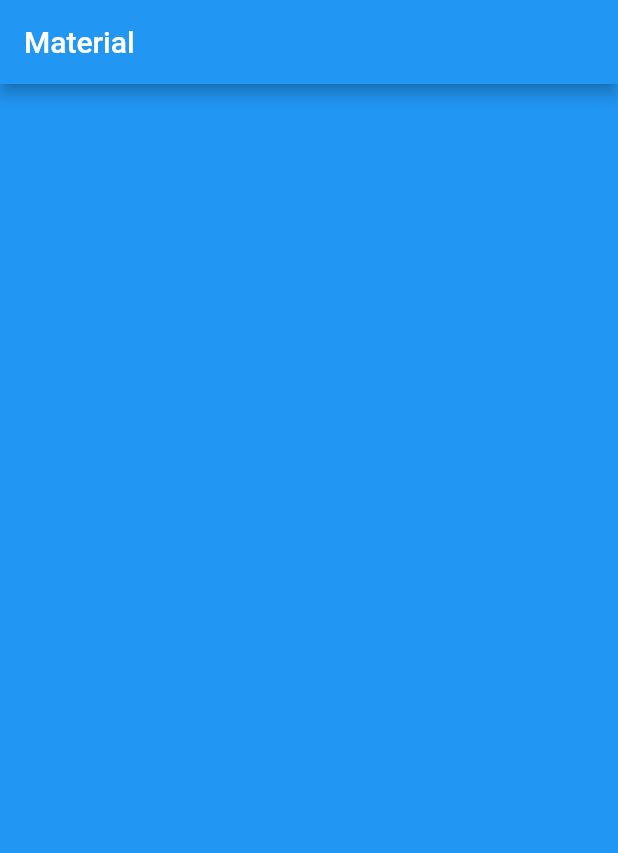
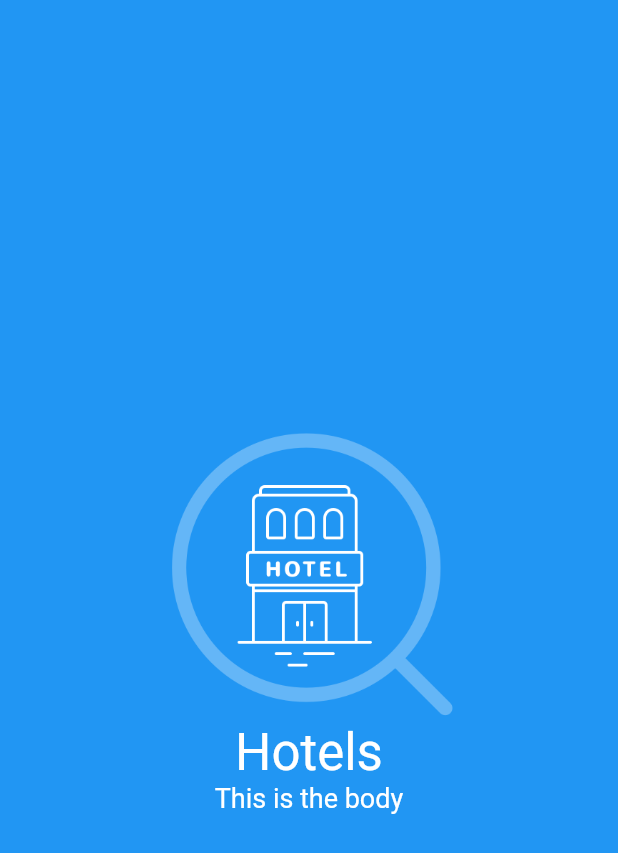
Before and after one commit to Aleadinglight/Material-Page-Flutter, a Flutter app: the screen it shows after launch, on a phone screen of 412 x 824 dp. Shown: the top 853 px of the screen. Run offline on Flutter 3.47's test engine with Material 2 defaults, Android fonts, the phone set to English and light mode, and no system bars.

Commit message:
added picture to .yaml and the app

```diff
--- a/lib/main.dart
+++ b/lib/main.dart
@@ -52,15 +52,36 @@ class _MyHomePageState extends State<MyHomePage> {
     // fast, so that you can just rebuild anything that needs updating rather
     // than having to individually change instances of widgets.
     return new Scaffold(
-      appBar: new AppBar(
-        // Here we take the value from the MyHomePage object that was created by
-        // the App.build method, and use it to set our appbar title.
-        title: new Text(widget.title),
-      ),
       body: new Stack(
         children: [
           new Container(
+            width: double.infinity,
             color: Colors.blue,
+            child: new Column(
+              mainAxisAlignment: MainAxisAlignment.center,
+              children: [
+                new Image.asset(
+                  'assets/hotel.png',
+                  width: 200.0,
+                  height: 200.0,
+                ),
+                new Text(
+                  'Hotels',
+                  style: new TextStyle(
+                    color: Colors.white,
+                    fontSize: 34.0,
+                  ),
+                ),
+                new Text(
+                  'This is the body',
+                  textAlign: TextAlign.center,
+                  style: new TextStyle(
+                    color: Colors.white,
+                    fontSize: 18.0,
+                  ),
+                ),
+              ],
+            ),
           ),
         ],
       ),
--- a/pubspec.yaml
+++ b/pubspec.yaml
@@ -31,6 +31,8 @@ dev_dependencies:
 # The following section is specific to Flutter.
 flutter:
 
+  assets:
+    - assets/hotel.png
   # The following line ensures that the Material Icons font is
   # included with your application, so that you can use the icons in
   # the material Icons class.
```
Also changed, not shown: assets/hotel.png (added), 1 other file.
